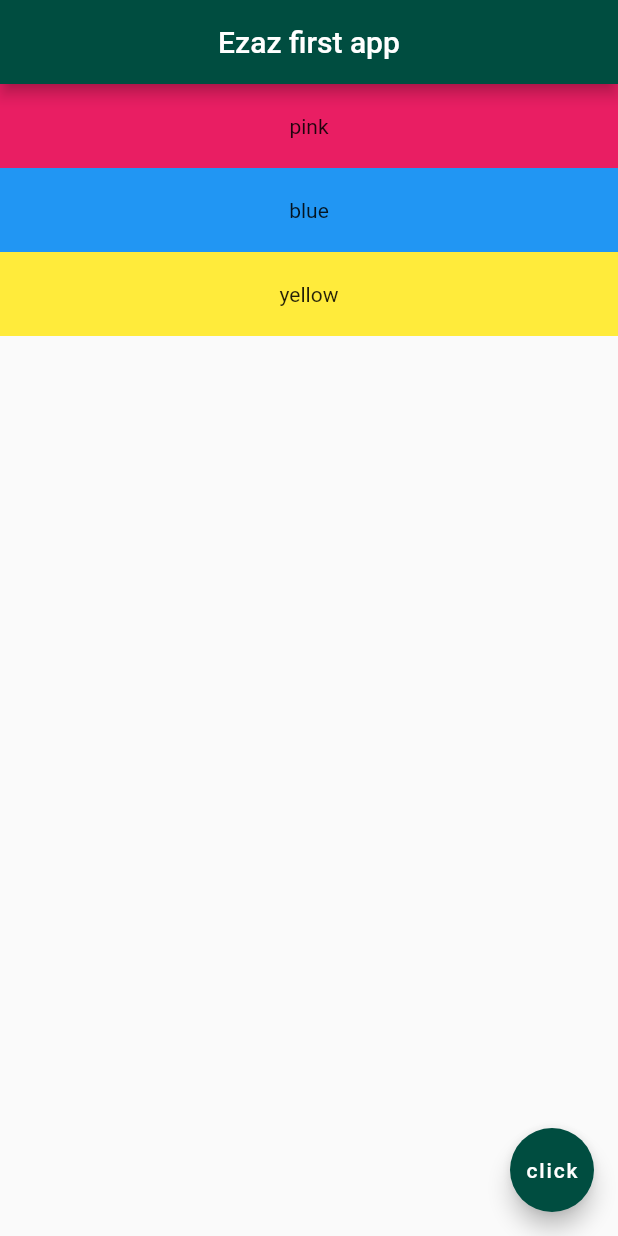
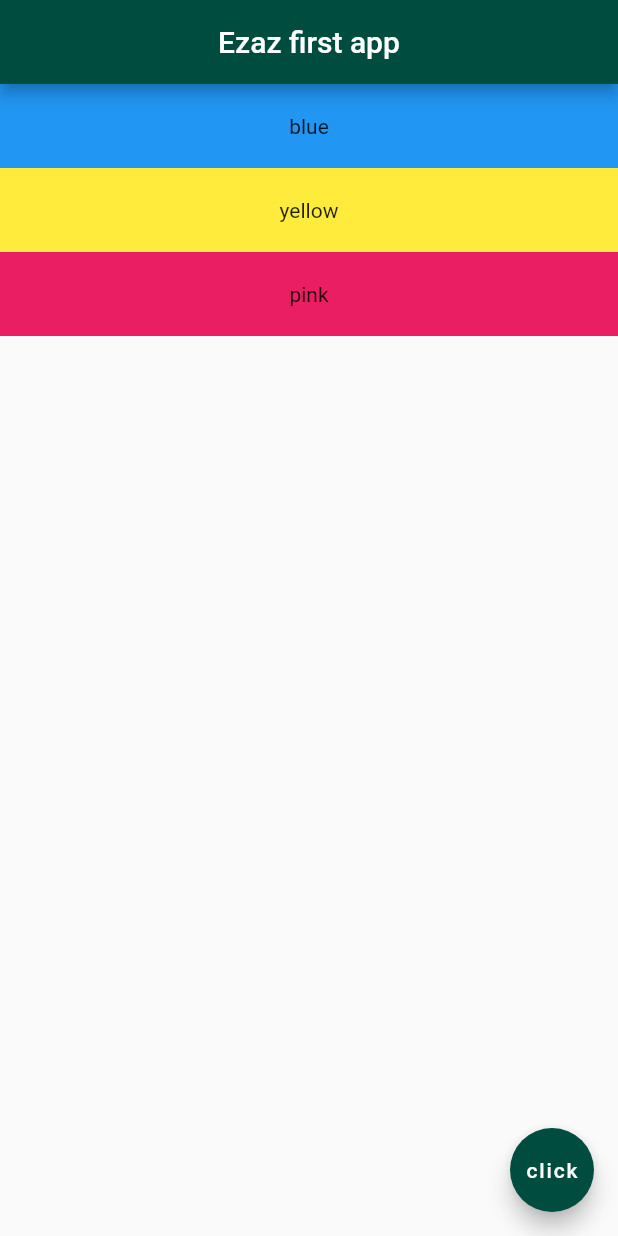
Before and after one commit to izzazfauzi/flutter_tutorial_beginner, a Flutter app: the screen it shows after launch, on a phone screen of 412 x 824 dp. Run offline on Flutter 3.47's test engine with Material 2 defaults, Android fonts, the phone set to English and light mode, and no system bars.

```diff
--- a/lib/main.dart
+++ b/lib/main.dart
@@ -23,13 +23,6 @@ class Home extends StatelessWidget {
         children: <Widget>[
           Container(
             padding: EdgeInsets.all(20.0),
-            color: Colors.pink,
-            child: Center(
-              child: Text('pink'),
-            ),
-          ),
-          Container(
-            padding: EdgeInsets.all(20.0),
             color: Colors.blue,
             child: Center(
               child: Text('blue'),
@@ -42,6 +35,13 @@ class Home extends StatelessWidget {
               child: Text('yellow'),
             ),
           ),
+          Container(
+            padding: EdgeInsets.all(20.0),
+            color: Colors.pink,
+            child: Center(
+              child: Text('pink'),
+            ),
+          ),
         ],
       ),
       floatingActionButton: FloatingActionButton(
```
